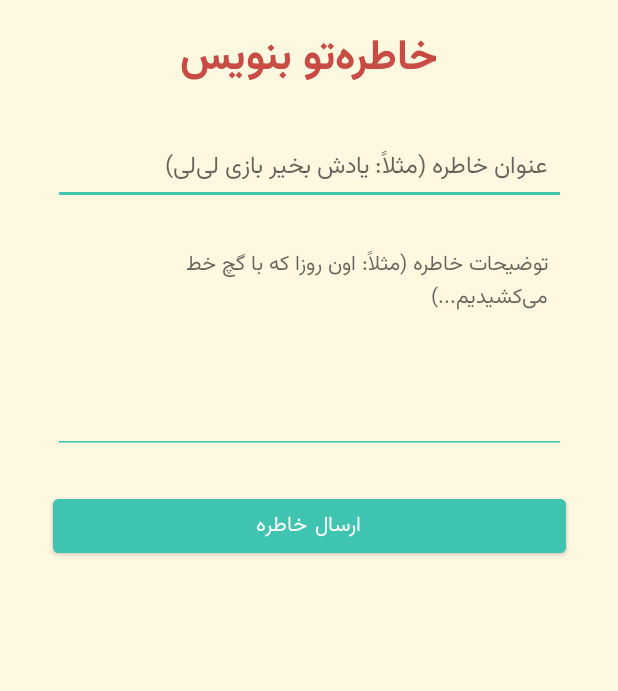
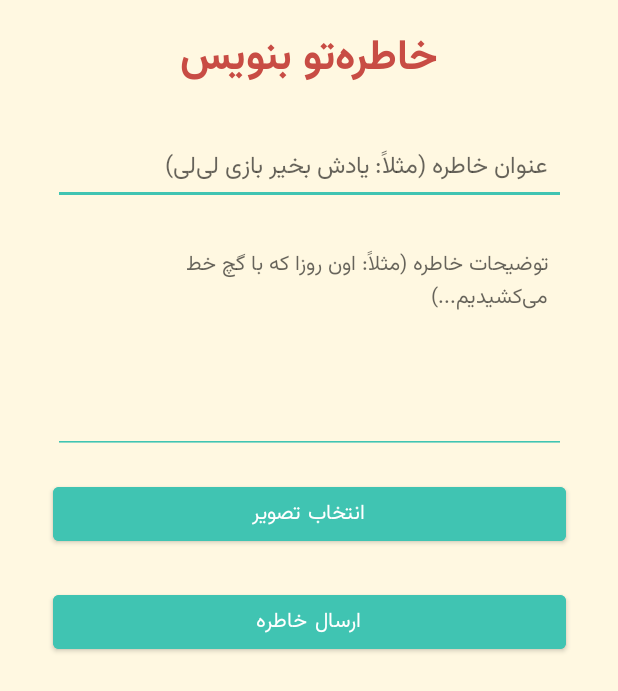
Before and after one commit to k-aghakhani/KhaterreBaz, an Android app: the WriteMemoryActivity screen opened directly, with no data from a screen before it, on a phone screen of 412 x 824 dp. Shown: the top 691 px of the screen. Run offline under Robolectric (Android 15) with nearby library versions, the phone set to English and light mode, and no system bars; our stand-ins replace Volley; network calls fail.

Commit message:
Complete the coding of the memory post

```diff
--- a/app/src/main/AndroidManifest.xml
+++ b/app/src/main/AndroidManifest.xml
@@ -4,6 +4,8 @@
 
     <uses-permission android:name="android.permission.INTERNET" />
     <uses-permission android:name="android.permission.ACCESS_NETWORK_STATE" />
+    <uses-permission android:name="android.permission.READ_EXTERNAL_STORAGE" />
+    <uses-permission android:name="android.permission.READ_MEDIA_IMAGES" />
 
     <application
         android:allowBackup="true"
--- a/app/src/main/res/layout/activity_write_memory.xml
+++ b/app/src/main/res/layout/activity_write_memory.xml
@@ -54,6 +54,34 @@
         app:layout_constraintEnd_toEndOf="parent"
         app:layout_constraintWidth_percent="0.9" />
 
+    <!-- Image Selection Button -->
+    <Button
+        android:id="@+id/btn_select_image"
+        android:layout_width="0dp"
+        android:layout_height="wrap_content"
+        android:text="انتخاب تصویر"
+        android:backgroundTint="@color/turquoise"
+        android:textColor="@android:color/white"
+        android:layout_marginTop="16dp"
+        app:layout_constraintTop_toBottomOf="@id/et_memory_description"
+        app:layout_constraintStart_toStartOf="parent"
+        app:layout_constraintEnd_toEndOf="parent"
+        app:layout_constraintWidth_percent="0.9" />
+
+    <!-- Image Preview -->
+    <ImageView
+        android:id="@+id/iv_memory_image_preview"
+        android:layout_width="0dp"
+        android:layout_height="150dp"
+        android:scaleType="centerCrop"
+        android:visibility="gone"
+        android:contentDescription="پیش‌نمایش تصویر خاطره"
+        android:layout_marginTop="16dp"
+        app:layout_constraintTop_toBottomOf="@id/btn_select_image"
+        app:layout_constraintStart_toStartOf="parent"
+        app:layout_constraintEnd_toEndOf="parent"
+        app:layout_constraintWidth_percent="0.9" />
+
     <!-- Submit Button -->
     <Button
         android:id="@+id/btn_submit_memory"
@@ -63,7 +91,7 @@
         android:backgroundTint="@color/turquoise"
         android:textColor="@android:color/white"
         android:layout_marginTop="24dp"
-        app:layout_constraintTop_toBottomOf="@id/et_memory_description"
+        app:layout_constraintTop_toBottomOf="@id/iv_memory_image_preview"
         app:layout_constraintStart_toStartOf="parent"
         app:layout_constraintEnd_toEndOf="parent"
         app:layout_constraintWidth_percent="0.9" />
```
Also changed, not shown: app/src/main/java/com/aghakhani/khaterrebaz/WriteMemoryActivity.java (+84 -1 lines).
